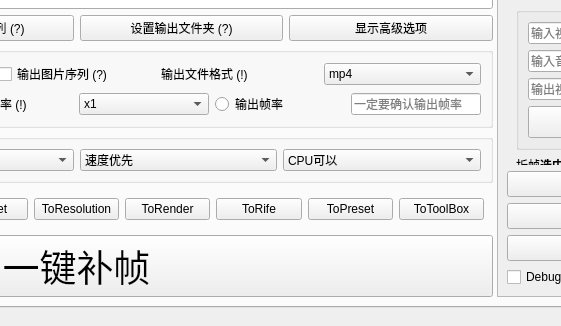
100wman/RIFE_GUI, file Utils/SVFI_UI.ui: the form before one commit; both pictures show x 369 to 930 and y 535 to 861 of the 1319 by 861 pixel window.
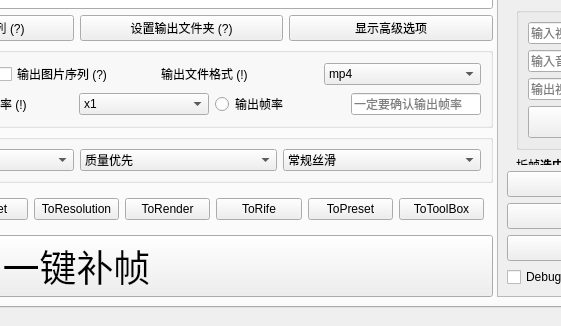
The form after the commit. Custom widgets are drawn as their Qt base class.

Commit message: Update SVFI 3.6.1 Update Log     - Fix Unable to Concat Current Chunks after output extension is changed #190     - Fix Audio Concat Test malfunctioning #191     - Add HDR Auto Mode Information     - Remove "Remove Configs" after mission is finished

The edit to the form file:
```diff
--- a/Utils/SVFI_UI.ui
+++ b/Utils/SVFI_UI.ui
@@ -516,7 +516,7 @@
                    <widget class="MyComboBox" name="SettingsPresetsEncode">
                     <item>
                      <property name="text">
-                      <string>CPU可以</string>
+                      <string>常规丝滑</string>
                      </property>
                     </item>
                     <item>
@@ -542,11 +542,6 @@
                   </item>
                   <item row="0" column="2">
                    <widget class="MyComboBox" name="SettingsPresetsSQ">
-                    <item>
-                     <property name="text">
-                      <string>速度优先</string>
-                     </property>
-                    </item>
                     <item>
                      <property name="text">
                       <string>质量优先</string>
```
Left out of the diff: 27 changed lines with no effect on the pictures. The commit also changes 7 other files.
